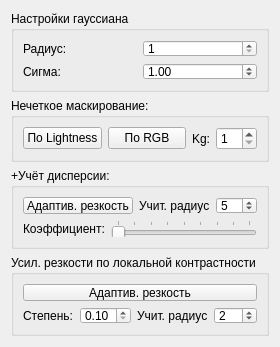
The window that sharper.ui (dive155/SmartImage) describes before a commit, drawn with Qt 5.
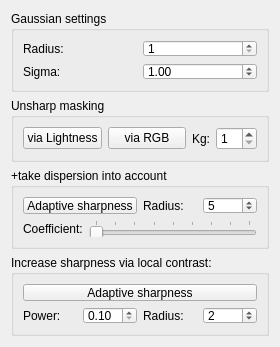
The same window after the commit.

Patch:
```diff
--- a/sharper.ui
+++ b/sharper.ui
@@ -29,20 +29,20 @@
    <item>
     <widget class="QGroupBox" name="groupBox_4">
      <property name="title">
-      <string>Настройки гауссиана</string>
+      <string>Gaussian settings</string>
      </property>
      <layout class="QGridLayout" name="gridLayout_3">
       <item row="1" column="0">
        <widget class="QLabel" name="label_12">
         <property name="text">
-         <string>Сигма:</string>
+         <string>Sigma:</string>
         </property>
        </widget>
       </item>
       <item row="0" column="0">
        <widget class="QLabel" name="label_11">
         <property name="text">
-         <string>Радиус:</string>
+         <string>Radius:</string>
         </property>
        </widget>
       </item>
@@ -78,20 +78,20 @@
    <item>
     <widget class="QGroupBox" name="groupBox">
      <property name="title">
-      <string>Нечеткое маскирование:</string>
+      <string>Unsharp masking</string>
      </property>
      <layout class="QHBoxLayout" name="horizontalLayout">
       <item>
        <widget class="QPushButton" name="simpleSharpButton">
         <property name="text">
-         <string>По Lightness</string>
+         <string>via Lightness</string>
         </property>
        </widget>
       </item>
       <item>
        <widget class="QPushButton" name="sRGButton">
         <property name="text">
-         <string>По RGB</string>
+         <string>via RGB</string>
         </property>
        </widget>
       </item>
@@ -122,7 +122,7 @@
    <item>
     <widget class="QGroupBox" name="groupBox_2">
      <property name="title">
-      <string>+Учёт дисперсии:</string>
+      <string>+take dispersion into account</string>
      </property>
      <layout class="QVBoxLayout" name="verticalLayout_3">
       <item>
@@ -130,7 +130,7 @@
         <item>
          <widget class="QPushButton" name="uMaskBut">
           <property name="text">
-           <string>Адаптив. резкость</string>
+           <string>Adaptive sharpness</string>
           </property>
          </widget>
         </item>
@@ -139,7 +139,7 @@
           <item>
            <widget class="QLabel" name="label_8">
             <property name="text">
-             <string>Учит. радиус:</string>
+             <string>Radius:</string>
             </property>
            </widget>
           </item>
@@ -165,7 +165,7 @@
         <item>
          <widget class="QLabel" name="label_9">
           <property name="text">
-           <string>Коэффициент:</string>
+           <string>Coefficient:</string>
           </property>
          </widget>
         </item>
@@ -193,7 +193,7 @@
    <item>
     <widget class="QGroupBox" name="groupBox_3">
      <property name="title">
-      <string>Усил. резкости по локальной контрастности</string>
+      <string>Increase sharpness via local contrast:</string>
      </property>
      <layout class="QHBoxLayout" name="horizontalLayout_7">
       <item>
@@ -201,7 +201,7 @@
         <item row="0" column="0">
          <widget class="QPushButton" name="contBut">
           <property name="text">
-           <string>Адаптив. резкость</string>
+           <string>Adaptive sharpness</string>
           </property>
          </widget>
         </item>
@@ -210,7 +210,7 @@
           <item>
            <widget class="QLabel" name="label_10">
             <property name="text">
-             <string>Степень:</string>
+             <string>Power:</string>
             </property>
            </widget>
           </item>
@@ -230,7 +230,7 @@
           <item>
            <widget class="QLabel" name="label_6">
             <property name="text">
-             <string>Учит. радиус</string>
+             <string>Radius:</string>
             </property>
            </widget>
           </item>
```
